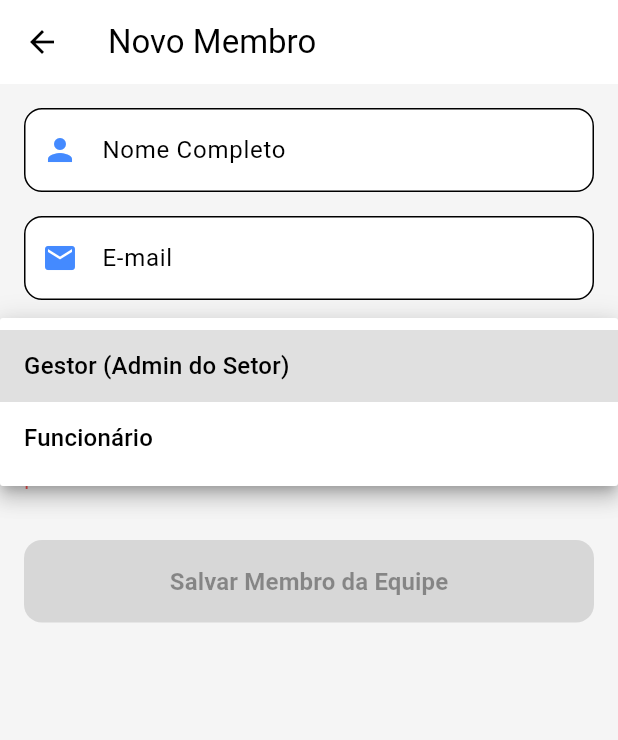
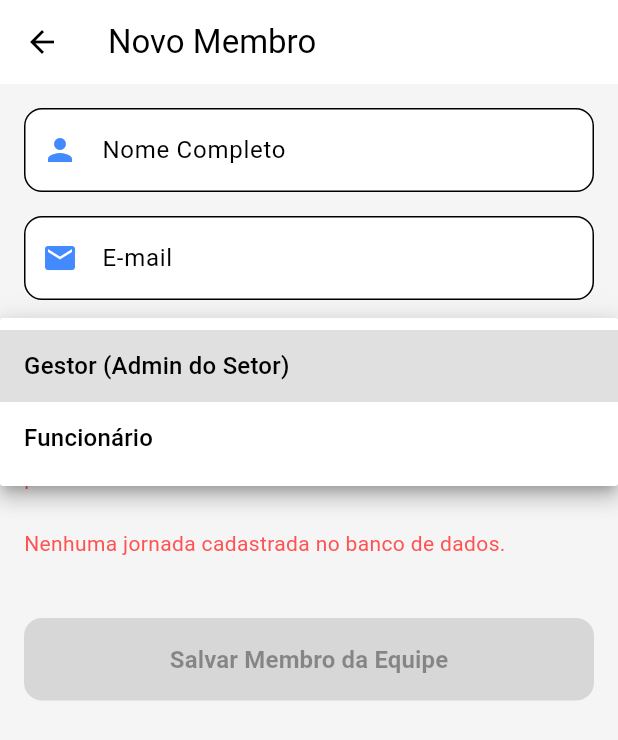
Before and after one commit to geopontoifpr/geoponto, a Flutter app: the CadastroUsuarioScreen screen opened directly with empty values, after a tap on "Tipo de Acesso", on a phone screen of 412 x 824 dp. Shown: the top 740 px of the screen. Run offline on Flutter 3.47's test engine with Material 3 defaults, Android fonts, the light colour scheme and no system bars; our stand-ins replace flutter_dotenv, geolocator, supabase_flutter; accounts and stored records are empty.

Commit message:
feat: adicionado campo jornada no cadastro

```diff
--- /dev/null
+++ b/lib/features/jornadas/controllers/jornada_controller.dart
@@ -0,0 +1,56 @@
+import 'package:flutter/material.dart';
+import '../services/jornada_service.dart';
+import '../models/jornada_trabalho_model.dart';
+
+class JornadaController extends ChangeNotifier {
+  final _service = JornadaService();
+
+  List<JornadaTrabalhoModel> jornadas = [];
+  bool isLoading = false;
+  String? erroMensagem;
+
+  /// Carrega a lista de jornadas disponíveis para preencher o Dropdown
+  Future<void> carregarJornadas() async {
+    isLoading = true;
+    erroMensagem = null;
+    notifyListeners();
+
+    try {
+      jornadas = await _service.listarJornadas();
+    } catch (e) {
+      erroMensagem = e.toString();
+    } finally {
+      isLoading = false;
+      notifyListeners();
+    }
+  }
+
+  /// Vincula a jornada selecionada ao usuário no banco de dados
+  Future<bool> salvarJornadaUsuario(String usuarioId, String jornadaId) async {
+    // Não alteramos o isLoading global aqui para não travar a tela inteira de cadastro,
+    // apenas retornamos sucesso ou falha.
+    try {
+      await _service.vincularJornadaUsuario(
+        usuarioId: usuarioId,
+        jornadaId: jornadaId,
+      );
+      return true;
+    } catch (e) {
+      erroMensagem = e.toString();
+      notifyListeners();
+      return false;
+    }
+  }
+
+  /// Busca o ID da jornada atual vinculada ao usuário (usado ao editar um membro da equipe)
+  Future<String?> buscarJornadaSelecionada(String usuarioId) async {
+    try {
+      final jornadaAtual = await _service.obterJornadaAtualDoUsuario(usuarioId);
+      return jornadaAtual?.jornadaId;
+    } catch (e) {
+      erroMensagem = e.toString();
+      // Não damos notifyListeners aqui para não repintar a tela enquanto ela inicializa
+      return null;
+    }
+  }
+}
--- /dev/null
+++ b/lib/features/jornadas/models/jornada_trabalho_model.dart
@@ -0,0 +1,31 @@
+class JornadaTrabalhoModel {
+  final String id;
+  final int cargaHorariaSem;
+  final DateTime? criadoEm;
+  final DateTime? atualizadoEm;
+
+  JornadaTrabalhoModel({
+    required this.id,
+    required this.cargaHorariaSem,
+    this.criadoEm,
+    this.atualizadoEm,
+  });
+
+  factory JornadaTrabalhoModel.fromMap(Map<String, dynamic> map) {
+    return JornadaTrabalhoModel(
+      id: map['id'] ?? '',
+      cargaHorariaSem: map['carga_horaria_sem']?.toInt() ?? 0,
+      criadoEm: map['criado_em'] != null ? DateTime.parse(map['criado_em']) : null,
+      atualizadoEm: map['atualizado_em'] != null ? DateTime.parse(map['atualizado_em']) : null,
+    );
+  }
+
+  Map<String, dynamic> toMap() {
+    return {
+      'id': id,
+      'carga_horaria_sem': cargaHorariaSem,
+      if (criadoEm != null) 'criado_em': criadoEm!.toIso8601String(),
+      if (atualizadoEm != null) 'atualizado_em': atualizadoEm!.toIso8601String(),
+    };
+  }
+}
--- /dev/null
+++ b/lib/features/jornadas/services/jornada_service.dart
@@ -0,0 +1,41 @@
+import '../repositories/jornada_repository.dart';
+import '../models/jornada_trabalho_model.dart';
+import '../models/jornada_usuario_model.dart';
+import '../../../core/errors/app_exception.dart';
+
+class JornadaService {
+  final _repository = JornadaRepository();
+
+  Future<List<JornadaTrabalhoModel>> listarJornadas() async {
+    try {
+      return await _repository.listarJornadas();
+    } catch (e) {
+      throw Exception('Erro ao carregar as jornadas de trabalho disponíveis.'); // <-- Corrigido
+    }
+  }
+
+  Future<void> vincularJornadaUsuario({
+    required String usuarioId,
+    required String jornadaId,
+    DateTime? dataInicioVigencia,
+  }) async {
+    try {
+      final inicioVigencia = dataInicioVigencia ?? DateTime.now();
+      await _repository.salvarJornadaUsuario(
+        usuarioId: usuarioId,
+        jornadaId: jornadaId,
+        dataInicioVigencia: inicioVigencia,
+      );
+    } catch (e) {
+      throw Exception('Erro ao vincular a jornada de trabalho ao usuário.'); // <-- Corrigido
+    }
+  }
+
+  Future<JornadaUsuarioModel?> obterJornadaAtualDoUsuario(String usuarioId) async {
+    try {
+      return await _repository.buscarJornadaUsuario(usuarioId);
+    } catch (e) {
+      throw Exception('Erro ao buscar a jornada atual do usuário.'); // <-- Corrigido
+    }
+  }
+}
--- a/lib/features/usuarios/controllers/usuario_controller.dart
+++ b/lib/features/usuarios/controllers/usuario_controller.dart
@@ -88,4 +88,7 @@ class UsuarioController extends ChangeNotifier {
       _setLoading(false);
     }
   }
+  Future<String?> obterIdPorEmail(String email) async {
+    return await _service.obterIdPorEmail(email);
+  }
 }
--- a/lib/features/usuarios/screens/cadastro_usuario_screen.dart
+++ b/lib/features/usuarios/screens/cadastro_usuario_screen.dart
@@ -5,6 +5,7 @@ import '../../admin/controllers/setor_controller.dart';
 import '../../../core/utils/snackbar_util.dart';
 import '../../../core/themes/app_themes.dart';
 import '../../../core/widgets/custom_text_field.dart';
+import '../../jornadas/controllers/jornada_controller.dart';
 
 class CadastroUsuarioScreen extends StatefulWidget {
   final String empresaId;
@@ -27,11 +28,14 @@ class _CadastroUsuarioScreenState extends State<CadastroUsuarioScreen> {
   final _nomeController = TextEditingController();
   final _emailController = TextEditingController();
 
+  // Controllers
+  final _usuarioController = UsuarioController();
+  final _setorController = SetorController();
+  final _jornadaController = JornadaController();
+
   String? _tipoSelecionado;
   String? _setorSelecionado;
-
-  final _usuarioController = UsuarioController();
-  final _setorController = SetorController();
+  String? _jornadaSelecionada;
 
   bool get ehEdicao => widget.membroEmEdicao != null;
   bool get ehAdmin => widget.usuarioLogado.tipoUsuario == TipoUsuario.administrador;
@@ -47,12 +51,22 @@ class _CadastroUsuarioScreenState extends State<CadastroUsuarioScreen> {
       _setorSelecionado = widget.membroEmEdicao!.setorId;
     }
 
-    // Só carrega a lista de setores se for o Administrador (Gestor não precisa)
-    if (ehAdmin) {
-      WidgetsBinding.instance.addPostFrameCallback((_) {
+    WidgetsBinding.instance.addPostFrameCallback((_) async {
+      await _jornadaController.carregarJornadas();
+
+      if (ehEdicao) {
+        final jornadaId = await _jornadaController.buscarJornadaSelecionada(widget.membroEmEdicao!.id);
+        if (jornadaId != null && mounted) {
+          setState(() {
+            _jornadaSelecionada = jornadaId;
+          });
+        }
+      }
+
+      if (ehAdmin && mounted) {
         _setorController.carregarSetores(widget.empresaId);
-      });
-    }
+      }
+    });
   }
 
   @override
@@ -67,7 +81,6 @@ class _CadastroUsuarioScreenState extends State<CadastroUsuarioScreen> {
   Future<void> _salvar() async {
     if (!_formKey.currentState!.validate()) return;
 
-    // Lógica invisível para forçar os dados baseados no utilizador logado
     final String tipoAEnviar;
     final String? setorAEnviar;
 
@@ -75,7 +88,6 @@ class _CadastroUsuarioScreenState extends State<CadastroUsuarioScreen> {
       tipoAEnviar = _tipoSelecionado!;
       setorAEnviar = _setorSelecionado;
     } else {
-      // Puxa o enum diretamente do model para garantir o padrão
       tipoAEnviar = TipoUsuario.funcionario.name.toUpperCase();
       setorAEnviar = widget.usuarioLogado.setorId;
     }
@@ -93,6 +105,21 @@ class _CadastroUsuarioScreenState extends State<CadastroUsuarioScreen> {
     if (!mounted) return;
 
     if (sucesso) {
+      if (_jornadaSelecionada != null) {
+        String? usuarioAlvoId;
+
+        if (ehEdicao) {
+           usuarioAlvoId = widget.membroEmEdicao!.id;
+        } else {
+           // Delegamos a responsabilidade de buscar o ID para o Controller, mantendo o MVC intacto.
+           usuarioAlvoId = await _usuarioController.obterIdPorEmail(_emailController.text.trim());
+        }
+
+        if (usuarioAlvoId != null) {
+          await _jornadaController.salvarJornadaUsuario(usuarioAlvoId, _jornadaSelecionada!);
+        }
+      }
+
       ScaffoldMessenger.of(context).showSnackBar(
         SnackBar(
           content: Text(ehEdicao ? 'Dados atualizados com sucesso!' : 'Membro cadastrado com sucesso!\nSenha padrão: 123456'),
@@ -125,7 +152,6 @@ class _CadastroUsuarioScreenState extends State<CadastroUsuarioScreen> {
           child: Column(
             crossAxisAlignment: CrossAxisAlignment.stretch,
             children: [
-              // NOME
               CustomTextField(
                 controller: _nomeController,
                 labelText: 'Nome Completo',
@@ -134,7 +160,6 @@ class _CadastroUsuarioScreenState extends State<CadastroUsuarioScreen> {
               ),
               const SizedBox(height: 16),
 
-              // E-MAIL
               CustomTextField(
                 controller: _emailController,
                 labelText: 'E-mail',
@@ -152,9 +177,7 @@ class _CadastroUsuarioScreenState extends State<CadastroUsuarioScreen> {
                 ),
               const SizedBox(height: 16),
 
-              // ESCONDE OS CAMPOS SE NÃO FOR ADMINISTRADOR
               if (ehAdmin) ...[
-                // TIPO DE USUÁRIO
                 DropdownButtonFormField<String>(
                   value: _tipoSelecionado,
                   decoration: InputDecoration(
@@ -173,7 +196,6 @@ class _CadastroUsuarioScreenState extends State<CadastroUsuarioScreen> {
                 ),
                 const SizedBox(height: 16),
 
-                // SETOR
                 ListenableBuilder(
                   listenable: _setorController,
                   builder: (context, _) {
@@ -208,13 +230,50 @@ class _CadastroUsuarioScreenState extends State<CadastroUsuarioScreen> {
                     );
                   },
                 ),
-                const SizedBox(height: 32),
+                const SizedBox(height: 16),
               ] else ...[
-                // Espaço extra para manter o botão bem posicionado quando os campos estão ocultos
-                const SizedBox(height: 16),
+                const SizedBox(height: 4),
               ],
 
-              // BOTÃO SALVAR
+              ListenableBuilder(
+                listenable: _jornadaController,
+                builder: (context, _) {
+                  if (_jornadaController.isLoading) {
+                    return Center(child: CircularProgressIndicator(color: theme.primaryColor));
+                  }
+
+                  if (_jornadaController.jornadas.isEmpty) {
+                    return const Padding(
+                      padding: EdgeInsets.symmetric(vertical: 8.0),
+                      child: Text(
+                        'Nenhuma jornada cadastrada no banco de dados.',
+                        style: TextStyle(color: AppThemes.errorColor),
+                      ),
+                    );
+                  }
+
+                  return DropdownButtonFormField<String>(
+                    value: _jornadaSelecionada,
+                    decoration: InputDecoration(
+                      labelText: 'Jornada de Trabalho',
+                      border: OutlineInputBorder(borderRadius: BorderRadius.circular(12)),
+                      prefixIcon: Icon(Icons.schedule, color: theme.primaryColor),
+                      filled: true,
+                      fillColor: theme.cardColor,
+                    ),
+                    items: _jornadaController.jornadas.map((jornada) {
+                      return DropdownMenuItem(
+                        value: jornada.id,
+                        child: Text('${jornada.cargaHorariaSem} Horas Semanais'),
+                      );
+                    }).toList(),
+                    onChanged: (value) => setState(() => _jornadaSelecionada = value),
+                    validator: (value) => value == null ? 'Selecione uma jornada' : null,
+                  );
+                },
+              ),
+              const SizedBox(height: 32),
+
               ListenableBuilder(
                 listenable: _usuarioController,
                 builder: (context, _) {
@@ -222,7 +281,6 @@ class _CadastroUsuarioScreenState extends State<CadastroUsuarioScreen> {
                     return Center(child: CircularProgressIndicator(color: theme.primaryColor));
                   }
 
-                  // Gestor não tem _setorController carregado, por isso a condição precisa avaliar se é admin primeiro
                   final botaoBloqueado = ehAdmin && _setorController.setores.isEmpty;
 
                   return ElevatedButton(
```
Also changed, not shown: lib/core/widgets/tela_inicial.dart (added, +138 -0 lines), lib/features/jornadas/models/jornada_usuario_model.dart (added, +51 -0 lines), lib/features/jornadas/repositories/jornada_repository.dart (added, +62 -0 lines), lib/features/usuarios/repositories/usuario_repository.dart (+14 -0 lines), lib/features/usuarios/services/usuario_service.dart (+7 -0 lines), 1 other file.
